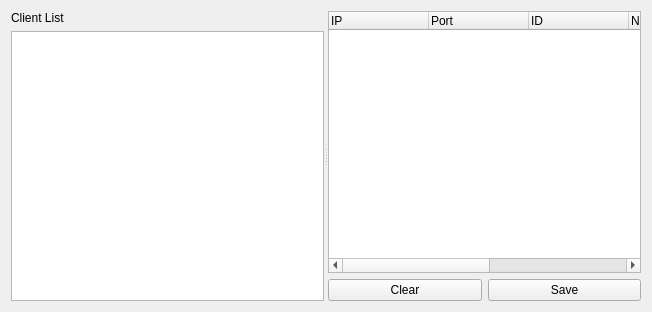
Qt form serverside.ui (YJinPort/Qt_project) before a commit.
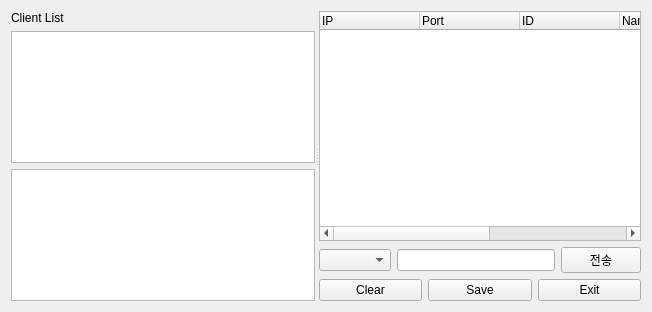
The same form after that commit.

```diff
--- a/serverside.ui
+++ b/serverside.ui
@@ -13,7 +13,7 @@
   <property name="windowTitle">
    <string>Form</string>
   </property>
-  <layout class="QHBoxLayout" name="horizontalLayout_2">
+  <layout class="QHBoxLayout" name="horizontalLayout_3">
    <item>
     <widget class="QSplitter" name="splitter">
      <property name="orientation">
@@ -51,13 +51,36 @@
          </column>
         </widget>
        </item>
+       <item>
+        <widget class="QTreeWidget" name="clientQuitTreeWidget">
+         <property name="selectionBehavior">
+          <enum>QAbstractItemView::SelectItems</enum>
+         </property>
+         <property name="rootIsDecorated">
+          <bool>false</bool>
+         </property>
+         <property name="headerHidden">
+          <bool>true</bool>
+         </property>
+         <column>
+          <property name="text">
+           <string>Status</string>
+          </property>
+         </column>
+         <column>
+          <property name="text">
+           <string>Name</string>
+          </property>
+         </column>
+        </widget>
+       </item>
        <item>
         <layout class="QHBoxLayout" name="horizontalLayout"/>
        </item>
       </layout>
      </widget>
-     <widget class="QWidget" name="layoutWidget_2">
-      <layout class="QVBoxLayout" name="messageVerticalLayout">
+     <widget class="QWidget" name="">
+      <layout class="QVBoxLayout" name="verticalLayout">
        <item>
         <widget class="QTreeWidget" name="messageTreeWidget">
          <property name="rootIsDecorated">
@@ -98,6 +121,23 @@
          </column>
         </widget>
        </item>
+       <item>
+        <layout class="QHBoxLayout" name="horizontalLayout_2">
+         <item>
+          <widget class="QComboBox" name="clientListComboBox"/>
+         </item>
+         <item>
+          <widget class="QLineEdit" name="sendLineEdit"/>
+         </item>
+         <item>
+          <widget class="QPushButton" name="sendPushButton">
+           <property name="text">
+            <string>전송</string>
+           </property>
+          </widget>
+         </item>
+        </layout>
+       </item>
        <item>
         <layout class="QHBoxLayout" name="messageLayout">
          <item>
@@ -114,6 +154,13 @@
            </property>
           </widget>
          </item>
+         <item>
+          <widget class="QPushButton" name="exitPushButton">
+           <property name="text">
+            <string>Exit</string>
+           </property>
+          </widget>
+         </item>
         </layout>
        </item>
       </layout>
```
Left out of the diff: 19 changed lines with no effect on the pictures.
